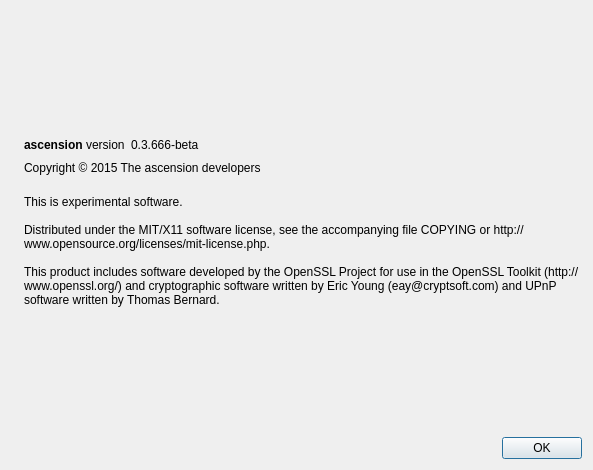
Qt form src/qt/forms/aboutdialog.ui (ascensioncoin/AscensionCoin-legacy) before a commit.
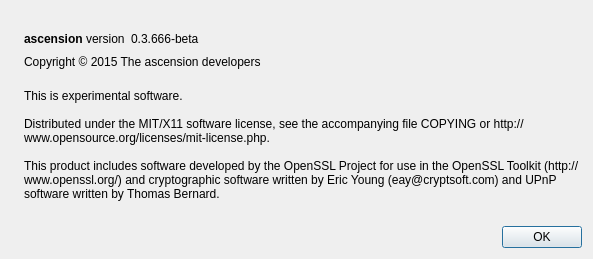
The same form after that commit. Icons and pictures are not drawn.

Patch:
```diff
--- a/src/qt/forms/aboutdialog.ui
+++ b/src/qt/forms/aboutdialog.ui
@@ -7,7 +7,7 @@
     <x>0</x>
     <y>0</y>
     <width>593</width>
-    <height>470</height>
+    <height>259</height>
    </rect>
   </property>
   <property name="windowTitle">
```
